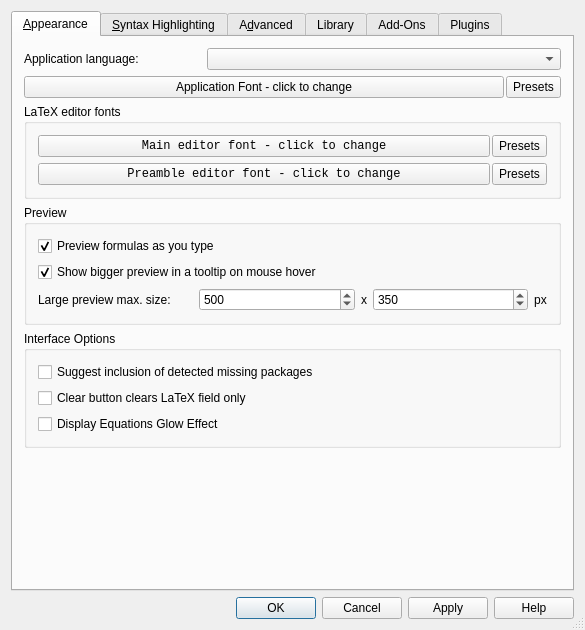
First picture: the form in src/klfsettings.ui, repository CryFeiFei/klatexformula, before the edit.
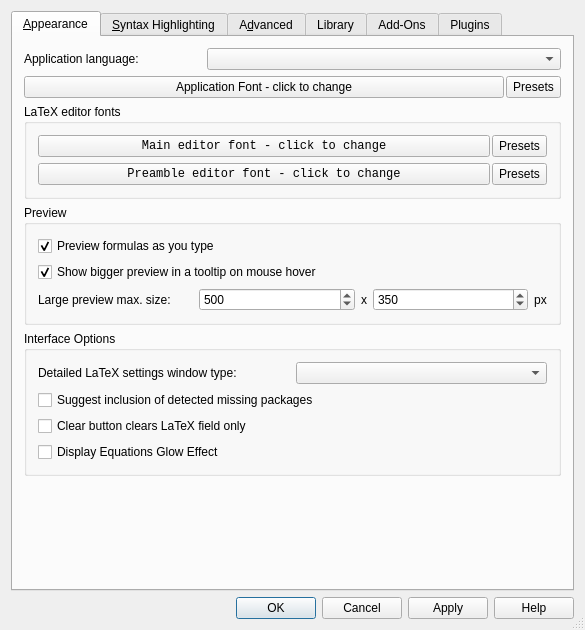
Second picture: the form after the edit. Icons and pictures are not drawn. Custom widgets are drawn as their Qt base class.

Commit message: * bug fixes * details side widget type can be choosen in settings dialog * systrayicon fixes, in part. "vanishing minimizing window" w/ systrayicon off   and window restored upon user activity (e.g. paste clipboard content, ...),   + other fixes * other enhancements & tweaks

```diff
--- a/src/klfsettings.ui
+++ b/src/klfsettings.ui
@@ -202,14 +202,14 @@
           <string>Interface Options</string>
          </property>
          <layout class="QGridLayout" name="lyt_gbxInterfaceOptions">
-          <item row="0" column="0">
+          <item row="2" column="0" colspan="2">
            <widget class="QCheckBox" name="chkShowHintPopups">
             <property name="text">
              <string>Suggest inclusion of detected missing packages</string>
             </property>
            </widget>
           </item>
-          <item row="1" column="0">
+          <item row="3" column="0" colspan="2">
            <widget class="QCheckBox" name="chkClearLatexOnly">
             <property name="toolTip">
              <string extracomment="[[tooltip]]">&lt;p&gt;If this box is left unchecked, the clear button under to the LaTeX code editor clears the editor and resets the default style. By enabling this option, only the LaTeX field is cleared and the style is not modified.&lt;/p&gt;</string>
@@ -219,13 +219,23 @@
             </property>
            </widget>
           </item>
-          <item row="2" column="0">
+          <item row="4" column="0" colspan="2">
            <widget class="QCheckBox" name="chkGlowEffect">
             <property name="text">
              <string>Display Equations Glow Effect</string>
             </property>
            </widget>
           </item>
+          <item row="1" column="0">
+           <widget class="QLabel" name="lblDetailsSideWidgetType">
+            <property name="text">
+             <string>Detailed LaTeX settings window type:</string>
+            </property>
+           </widget>
+          </item>
+          <item row="1" column="1">
+           <widget class="QComboBox" name="cbxDetailsSideWidgetType"/>
+          </item>
          </layout>
         </widget>
        </item>
```
Left out of the diff: 2 changed lines with no effect on the pictures. The commit also changes 12 other files.
